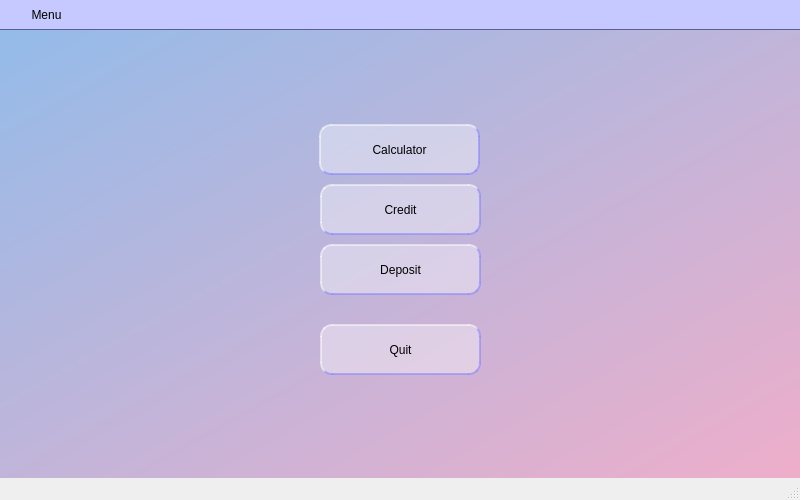
The window that interface/mainwindow.ui (alexvnderftw/S21CalculatorCPP) describes before a commit, drawn with Qt 5.
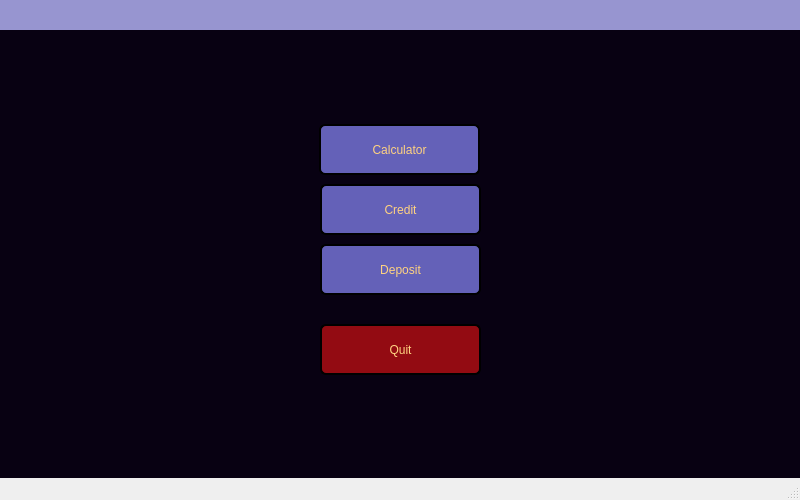
The same window after the commit. Icons and pictures are not drawn. Custom widgets are drawn as their Qt base class.

The edit to the form file:
```diff
--- a/interface/mainwindow.ui
+++ b/interface/mainwindow.ui
@@ -20,12 +20,11 @@
      <height>400</height>
     </size>
    </property>
+   <property name="font">
+    <font/>
+   </property>
    <property name="styleSheet">
-    <string notr="true">QWidget {
-background-color: rgb(197, 201, 255);
-border-bottom: 1px solid;
-border-color: rgb(92, 95, 142);
-}</string>
+    <string notr="true"/>
    </property>
    <layout class="QGridLayout" name="gridLayout">
     <property name="leftMargin">
@@ -47,7 +46,7 @@
      <widget class="QStackedWidget" name="stackedWidget">
       <property name="styleSheet">
        <string notr="true">QWidget {
-background-color:qlineargradient(spread:pad, x1:1, y1:1, x2:0, y2:0, stop:0 rgba(238,174,202,1), stop:1 rgba(148,187,233,1));
+background-color: rgb(8, 1, 18);
 border: none;
 }</string>
       </property>
@@ -86,25 +85,40 @@
             <height>300</height>
            </size>
           </property>
+          <property name="font">
+           <font/>
+          </property>
           <property name="styleSheet">
            <string notr="true">QWidget {
 background:none;
 }
 
 QPushButton {
-font: 24pt &quot;Drexs&quot;;
-color: black;
-border-style: outset;
+font: 20pt &quot;Kode Mono&quot;;
+color: rgb(255, 210, 128);
+
+border-radius: 6px;
+
+border-style: solid;
 border-width: 2px;
-border-radius: 12px;
-border-color: rgba(130, 127, 255, 133);
-background-color: rgba(255, 255, 255, 95);
+
+/*
+rgb(240, 179, 61);
+rgb(123, 120, 195);
+border-color: rgb(123, 120, 195);
+*/
+background-color: rgb(100, 97, 184);
+}
+
+QPushButton:hover {
+background-color: rgb(169, 167, 215);
 }
 
 QPushButton:pressed {
-background-color: rgb(182, 183, 255);
-border-style: inset;
-}</string>
+background-color: rgb(25, 24, 53);
+}
+
+</string>
           </property>
           <widget class="QPushButton" name="pushButtonToCalculator">
            <property name="geometry">
@@ -164,7 +178,18 @@
             </rect>
            </property>
            <property name="styleSheet">
-            <string notr="true"/>
+            <string notr="true">QPushButton {
+background-color: rgb(147, 11, 18);
+}
+
+QPushButton:hover {
+background-color: rgb(239, 42, 51);
+}
+
+QPushButton:pressed {
+background-color: rgb(71, 5, 9);
+}
+</string>
            </property>
            <property name="text">
             <string>Quit</string>
@@ -239,11 +264,41 @@
        </size>
       </property>
       <property name="styleSheet">
-       <string notr="true"/>
+       <string notr="true">QWidget {
+background-color:rgb(151, 149, 208);
+/*background-color: rgb(65, 8, 145);*/
+/*background-color: rgb(8, 1, 18);*/
+border-bottom: 0px solid;
+border-color: rgb(30, 28, 27);
+}
+
+QPushButton {
+font: 13pt &quot;Anta&quot;;
+color: black;
+border: none;
+background: none;
+image: url(:/icons/menu_black.svg);
+
+}
+
+QPushButton:hover {
+color: rgb(255, 210, 128);
+image: url(:/icons/menu_yellow.svg);
+}
+
+QPushButton:pressed {
+background-color: rgb(255, 210, 128);
+color: black;
+border-radius: 4px;
+border-width: 0px;
+border-style: solid;
+border-color: transparent;
+image: url(:/icons/menu_black.svg);
+}</string>
       </property>
       <layout class="QGridLayout" name="gridLayout_3">
        <property name="leftMargin">
-        <number>12</number>
+        <number>3</number>
        </property>
        <property name="topMargin">
         <number>0</number>
@@ -267,32 +322,15 @@
          </property>
          <property name="minimumSize">
           <size>
-           <width>69</width>
-           <height>20</height>
+           <width>22</width>
+           <height>22</height>
           </size>
          </property>
          <property name="styleSheet">
-          <string notr="true">QPushButton {
-font: 12pt &quot;Drexs&quot;;
-color: black;
-border: none;
-background: none;
-}
-
-QPushButton:pressed {
-background-color: rgb(182, 183, 255);
-border-color: rgba(130, 127, 255, 133);
-border-style: inset;
-border-width: 2px;
-border-radius: 4px;
-}</string>
+          <string notr="true"/>
          </property>
          <property name="text">
-          <string>Menu</string>
-         </property>
-         <property name="icon">
-          <iconset resource="../misc/resource.qrc">
-           <normaloff>:/icons/menu_FILL0_wght400_GRAD0_opsz24.svg</normaloff>:/icons/menu_FILL0_wght400_GRAD0_opsz24.svg</iconset>
+          <string/>
          </property>
          <property name="iconSize">
           <size>
```
Left out of the diff: 30 changed lines with no effect on the pictures.
